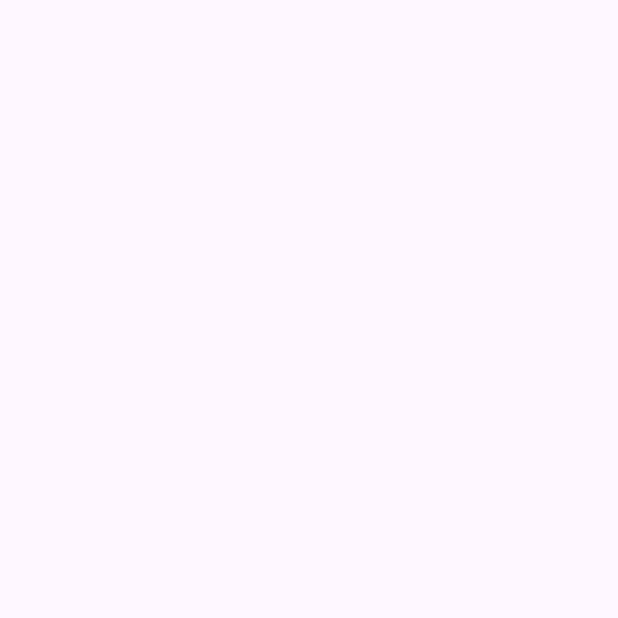
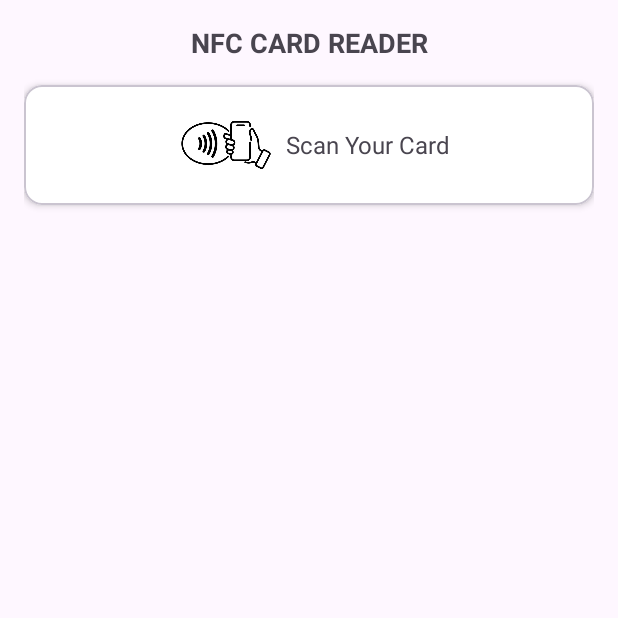
Before and after one commit to etokoc/AkgunCaseProject, an Android app: the screen it shows after launch (MainActivity), on a phone screen of 412 x 824 dp, the top half of it. Before the commit the part shown is empty. Run offline under Robolectric (Android 15) with nearby library versions, the phone set to English and light mode, and no system bars.

Commit message:
card ui edit

```diff
--- a/app/src/main/res/layout/activity_main.xml
+++ b/app/src/main/res/layout/activity_main.xml
@@ -4,19 +4,56 @@
     xmlns:tools="http://schemas.android.com/tools"
     android:layout_width="match_parent"
     android:layout_height="match_parent"
+    android:padding="16dp"
     tools:context=".MainActivity">
 
     <TextView
-        android:id="@+id/textview"
-        android:layout_width="match_parent"
-        android:layout_height="match_parent"
-        android:text=""
-        android:textColor="@color/black"
-        android:textSize="17sp"
+        android:id="@+id/header_title"
+        android:layout_width="wrap_content"
+        android:layout_height="wrap_content"
+        android:text="@string/nfc_card_reader"
+        android:textAllCaps="true"
+        android:textSize="18sp"
         android:textStyle="bold"
-        app:layout_constraintBottom_toBottomOf="parent"
-        app:layout_constraintEnd_toEndOf="parent"
-        app:layout_constraintStart_toStartOf="parent"
+        app:layout_constraintLeft_toLeftOf="parent"
+        app:layout_constraintRight_toRightOf="parent"
         app:layout_constraintTop_toTopOf="parent" />
 
+    <com.google.android.material.card.MaterialCardView
+        android:id="@+id/header_Card"
+        android:layout_width="match_parent"
+        android:layout_height="wrap_content"
+        android:layout_marginTop="16dp"
+        app:cardBackgroundColor="@color/white"
+        app:cardElevation="3dp"
+        app:layout_constraintTop_toBottomOf="@id/header_title">
+
+        <LinearLayout
+            android:layout_width="match_parent"
+            android:layout_height="wrap_content"
+            android:gravity="center"
+            android:orientation="horizontal">
+
+            <ImageView
+                android:layout_width="80dp"
+                android:layout_height="80dp"
+                android:src="@drawable/scan_ic" />
+
+            <TextView
+                android:layout_width="wrap_content"
+                android:layout_height="wrap_content"
+                android:layout_gravity="center"
+                android:text="@string/scan_your_card"
+                android:textSize="16sp" />
+        </LinearLayout>
+    </com.google.android.material.card.MaterialCardView>
+
+    <androidx.recyclerview.widget.RecyclerView
+        android:id="@+id/recyclerviewCard"
+        android:layout_width="match_parent"
+        android:layout_height="wrap_content"
+        android:layout_marginTop="16dp"
+        tools:listitem="@layout/saved_card_layout"
+        app:layout_constraintTop_toBottomOf="@id/header_Card" />
+
 </androidx.constraintlayout.widget.ConstraintLayout>
--- a/app/src/main/res/values/colors.xml
+++ b/app/src/main/res/values/colors.xml
@@ -6,4 +6,5 @@
 
     <color name="black">#FF000000</color>
     <color name="white">#FFFFFFFF</color>
+    <color name="customWhite">#F8F4F4</color>
 </resources>
--- a/app/src/main/res/values/strings.xml
+++ b/app/src/main/res/values/strings.xml
@@ -6,4 +6,6 @@
     <string name="save_card">Save card</string>
     <string name="card_id">Card ID</string>
     <string name="card_saved_panel">Card Save Panel</string>
+    <string name="nfc_card_reader">NFC Card Reader</string>
+    <string name="scan_your_card">Scan Your Card</string>
 </resources>
```
Also changed, not shown: app/src/main/res/layout/saved_card_layout.xml (added, +31 -0 lines), app/src/main/res/drawable/scan_ic.jpg (added).
